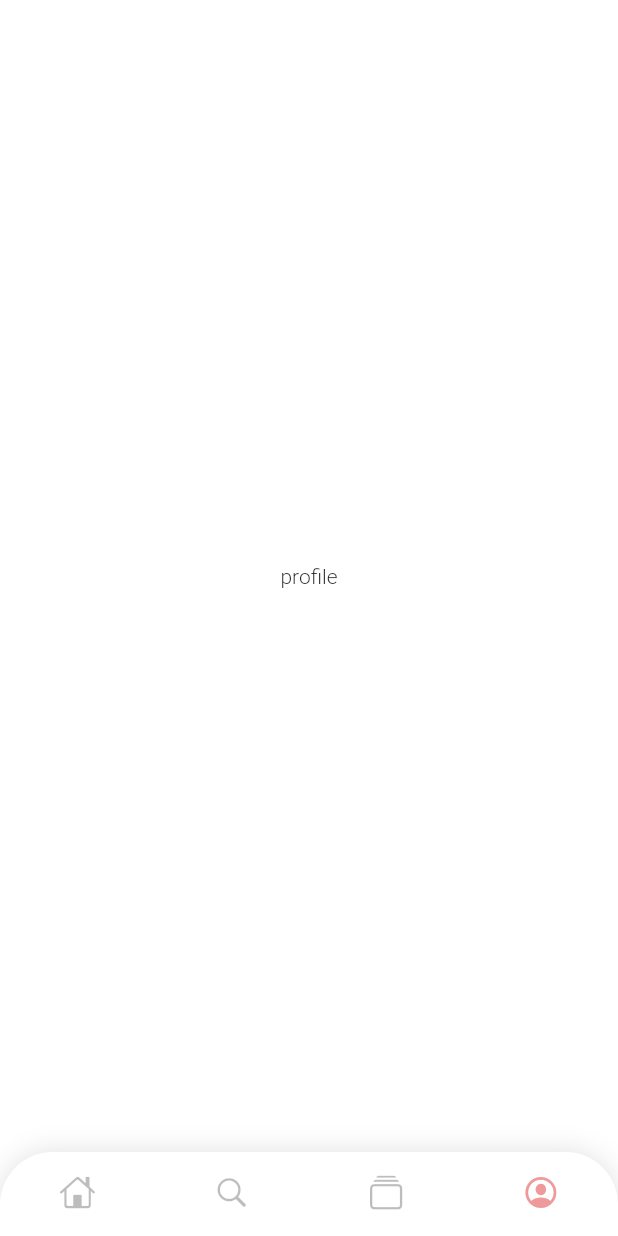
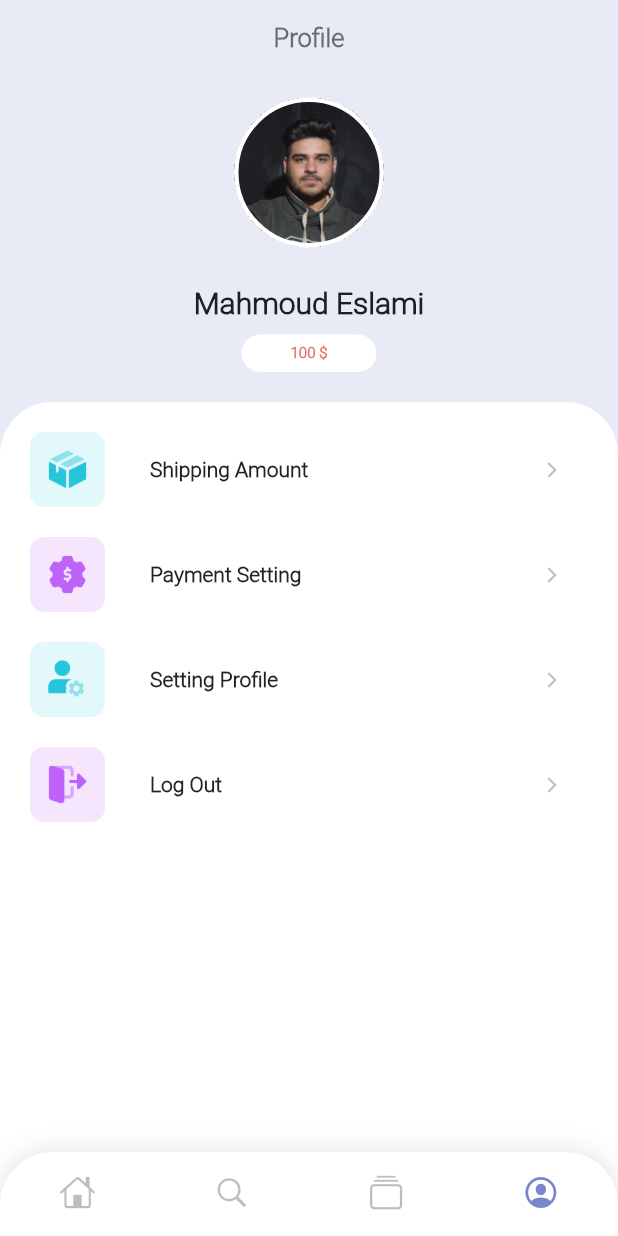
Before and after one commit to mahmoud-eslami/dessert_time, a Flutter app: the screen it shows after launch, item 4 of the bottom bar chosen, on a phone screen of 412 x 824 dp. Run offline on Flutter 3.47's test engine with Material 2 defaults, Android fonts, the phone set to English and light mode, and no system bars; our stand-ins replace bloc, dio, equatable, flutter_bloc; network calls fail.

Commit message:
design profile page

```diff
--- a/lib/pages/discovery.dart
+++ b/lib/pages/discovery.dart
@@ -327,7 +327,7 @@ class DessertItem extends StatelessWidget {
               );
             },
             child: Padding(
-              padding: EdgeInsets.only(top: 15),
+              padding: EdgeInsets.only(top: 10),
               child: Column(
                 mainAxisAlignment: MainAxisAlignment.start,
                 crossAxisAlignment: CrossAxisAlignment.start,
--- a/lib/pages/profile_page.dart
+++ b/lib/pages/profile_page.dart
@@ -1,7 +1,138 @@
 import 'package:flutter/material.dart';
+
 class ProfilePage extends StatelessWidget {
   @override
   Widget build(BuildContext context) {
-    return Container(child: Center(child: Text('profile')),);
+    return SingleChildScrollView(
+      child: Container(
+        color: Colors.indigo[50],
+        child: SafeArea(
+          child: Column(
+            children: <Widget>[
+              SizedBox(height: 15,),
+              Text(
+                'Profile',
+                style: TextStyle(
+                  fontWeight: FontWeight.w700,
+                  fontSize: 17,
+                  color: Colors.black54,
+                ),
+              ),
+              SizedBox(height: 30,),
+              Material(
+                shape: RoundedRectangleBorder(
+                  borderRadius: BorderRadius.circular(60),
+                  side: BorderSide(color: Colors.white, width: 3),
+                ),
+                clipBehavior: Clip.hardEdge,
+                child: Image.asset(
+                  'assets/images/profile.jpg',
+                  width: 100,
+                  height: 100,
+                  fit: BoxFit.cover,
+                ),
+              ),
+              SizedBox(height: 25,),
+              Text(
+                'Mahmoud Eslami',
+                style: TextStyle(fontWeight: FontWeight.bold,color: Colors.black87,fontSize: 20),
+              ),
+              SizedBox(
+                height: 10,
+              ),
+              Container(
+                width: 90,
+                height: 25,
+                decoration: BoxDecoration(
+                    color: Colors.white,
+                    borderRadius: BorderRadius.all(Radius.circular(30))),
+                child: Center(
+                    child: Text(
+                  '100 \$',
+                  style: TextStyle(
+                      color: Colors.red[300],
+                      fontSize: 10,
+                      fontWeight: FontWeight.bold),
+                )),
+              ),
+              SizedBox(
+                height: 20,
+              ),
+              Container(
+                decoration: BoxDecoration(
+                    color: Colors.white,
+                    borderRadius:
+                        BorderRadius.vertical(top: Radius.circular(35))),
+                child: Padding(
+                  padding: EdgeInsets.symmetric(horizontal: 20),
+                  child: Column(
+                    mainAxisAlignment: MainAxisAlignment.start,
+                    children: <Widget>[
+                      SizedBox(
+                        height: 20,
+                      ),
+                      OptionItem(
+                        image: 'assets/images/shipping_amount.png',
+                        text: 'Shipping Amount',
+                      ),
+                      SizedBox(
+                        height: 20,
+                      ),
+                      OptionItem(
+                        image: 'assets/images/business_setting.png',
+                        text: 'Payment Setting',
+                      ),
+                      SizedBox(
+                        height: 20,
+                      ),
+                      OptionItem(
+                        image: 'assets/images/setting_profile.png',
+                        text: 'Setting Profile',
+                      ),
+                      SizedBox(
+                        height: 20,
+                      ),
+                      OptionItem(
+                        image: 'assets/images/logout.png',
+                        text: 'Log Out',
+                      ),
+                      SizedBox(height: 20,)
+                    ],
+                  ),
+                ),
+              ),
+            ],
+          ),
+        ),
+      ),
+    );
   }
 }
+
+class OptionItem extends StatelessWidget {
+  final String image;
+  final String text;
+
+  const OptionItem({Key key, this.image, this.text}) : super(key: key);
+
+  @override
+  Widget build(BuildContext context) {
+    return Row(
+      mainAxisAlignment: MainAxisAlignment.start,
+      children: <Widget>[
+        Image.asset(
+          image,
+          width: 50,
+        ),
+        SizedBox(width: 30,),
+        Expanded(
+          child: Text('$text',style: TextStyle(fontWeight: FontWeight.bold),),
+        ),
+        IconButton(
+          onPressed: () {},
+          icon: Icon(Icons.arrow_forward_ios,color: Colors.grey[400],size: 12,),
+        ),
+      ],
+    );
+  }
+}
--- a/lib/resource/colors.dart
+++ b/lib/resource/colors.dart
@@ -5,19 +5,19 @@ class AppColor {
   static Color onlyBlack = Colors.black;
   static Color discoveryBkColor = Colors.white;
   static Color tabBarItemColor = Colors.black;
-  static Color tabBarIndicator = Colors.red[300];
-  static Color detailsBkColor = Colors.pink[50];
-  static Color detailsIconColor = Colors.red[300];
+  static Color tabBarIndicator = Colors.indigo[300];
+  static Color detailsBkColor = Colors.indigo[50];
+  static Color detailsIconColor = Colors.indigo[300];
   static Color detailsDraggableSheetColor = Colors.white;
   static Color detailPageBorderColor = Colors.grey[200];
   static Color shopItemBorderColor = Colors.grey[200];
   static Color shopItemTextColor = Colors.black;
-  static Color shopItemTimeColor = Colors.red[300];
-  static Color dessertItemBkColor = Colors.pink[50];
-  static Color dessertCountryColor = Colors.red[300];
+  static Color shopItemTimeColor = Colors.indigo[300];
+  static Color dessertItemBkColor = Colors.purple[50];
+  static Color dessertCountryColor = Colors.indigo[300];
   static Color dessertTitleColor = Colors.black;
   static Color dessertDesColor = Colors.black54;
-  static Color bottomNavSelectedIcon = Colors.red[200];
+  static Color bottomNavSelectedIcon = Colors.indigo[300];
   static Color bottomNavBkColor = Colors.white;
   static Color bottomNavUnSelectedIcon = Colors.black26;
 }
```
Also changed, not shown: assets/images/business_setting.png (added), assets/images/logout.png (added), assets/images/setting_profile.png (added), assets/images/shipping.png (added), assets/images/shipping_amount.png (added).
